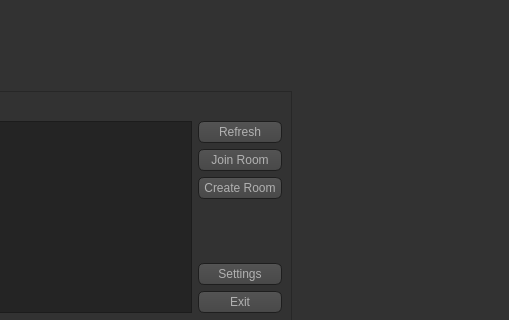
First picture: the form in haxball-client/mainwindow.ui, repository MATF-RS20/RS004-haxball, before the edit; both pictures show x 291 to 800 and y 93 to 413 of the 800 by 600 pixel window.
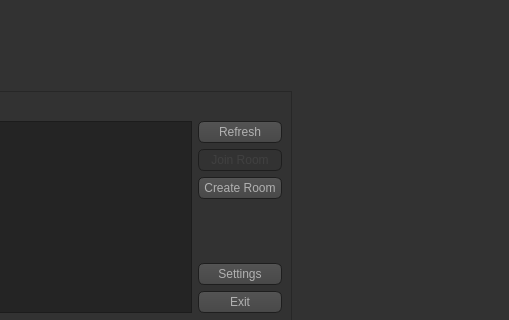
Second picture: the form after the edit. Icons and pictures are not drawn.

Diff of the .ui file:
```diff
--- a/haxball-client/mainwindow.ui
+++ b/haxball-client/mainwindow.ui
@@ -512,6 +512,9 @@
          </item>
          <item>
           <widget class="QPushButton" name="joinButton">
+           <property name="enabled">
+            <bool>false</bool>
+           </property>
            <property name="text">
             <string>Join Room</string>
            </property>
```
Left out of the diff: 6 changed lines with no effect on the pictures.
